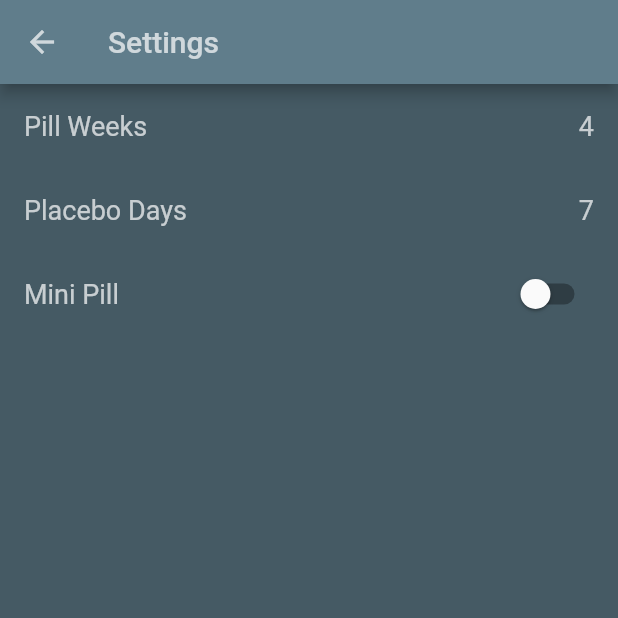
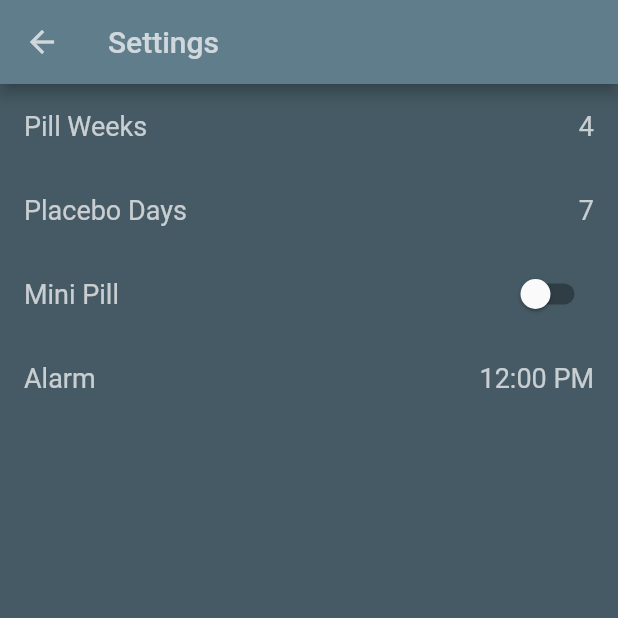
Before and after one commit to briannaAndCo/cycle_less, a Flutter app: the screen it shows after launch, after a tap on the "settings" icon, on a phone screen of 412 x 824 dp, the top half of it. Run offline on Flutter 3.47's test engine with Material 2 defaults, Android fonts, the phone set to English and light mode, and no system bars; our stand-ins replace flutter_time_picker_spinner, shared_preferences, sprintf, sqflite; missing offline and left inert: number_to_words_spelling; accounts and stored records are empty.

Commit message:
Committing alarm setting.

```diff
--- a/lib/app_defaults.dart
+++ b/lib/app_defaults.dart
@@ -1,6 +1,7 @@
 library app_defaults;
 
 import 'package:flutter/material.dart';
+
 import 'widgets/loading_dialog.dart';
 
 Color getPrimarySwatchColor() {
@@ -27,6 +28,10 @@ Color getCardColor() {
   return Colors.black26;
 }
 
+double getPrimaryFontSize() {
+  return 18;
+}
+
 showLoading(context) async {
   // show the dialog
   showDialog(
--- a/lib/main.dart
+++ b/lib/main.dart
@@ -1,29 +1,26 @@
+import 'dart:math';
+
 import 'package:flutter/material.dart';
+import 'package:pill_reminder/data/pressed_pill.dart';
+
+import 'app_defaults.dart' as AppDefaults;
 import 'home_page.dart';
-import 'app_defaults.dart' as AppDefaults;
-import 'package:pill_reminder/data/pressed_pill.dart';
-import 'dart:math';
-import 'package:pill_reminder/data/database_defaults.dart' as DB;
 
 void main() => runApp(MyApp());
 
 class MyApp extends StatelessWidget {
-
   bool first = true;
   // This widget is the root of your application.
   @override
   Widget build(BuildContext context) {
-
-    if(first)
-      {
-        for(PressedPill pill in _getValidContinuousUse21of28NoBreakYet())
-          {
-         //  print("Instering pill " + pill.toString());
+    if (first) {
+      for (PressedPill pill in _getValidContinuousUse21of28NoBreakYet()) {
+        //  print("Instering pill " + pill.toString());
         //   DB.insertPressedPill(pill);
-          //  DB.deleteAllPressedPills();
-          }
-        first = false;
+        //  DB.deleteAllPressedPills();
       }
+      first = false;
+    }
 
     return MaterialApp(
       title: 'Pill Reminder',
@@ -36,13 +33,20 @@ class MyApp extends StatelessWidget {
         primaryTextTheme: TextTheme(
             title: TextStyle(color: AppDefaults.getPrimaryTextColor())),
         textTheme: TextTheme(
-          body1: TextStyle(color: AppDefaults.getPrimaryTextColor(), fontSize: 18),
-          caption: TextStyle(color: AppDefaults.getPrimaryTextColor(),),
-          subhead: TextStyle(color: AppDefaults.getPrimaryTextColor(), fontSize: 18),
+          body1: TextStyle(
+              color: AppDefaults.getPrimaryTextColor(),
+              fontSize: AppDefaults.getPrimaryFontSize()),
+          caption: TextStyle(
+            color: AppDefaults.getPrimaryTextColor(),
+          ),
+          subhead: TextStyle(
+              color: AppDefaults.getPrimaryTextColor(),
+              fontSize: AppDefaults.getPrimaryFontSize()),
         ),
         dialogTheme: DialogTheme(
             titleTextStyle: TextStyle(
-                color: AppDefaults.getPrimarySwatchColor(), fontSize: 18)),
+                color: AppDefaults.getPrimarySwatchColor(),
+                fontSize: AppDefaults.getPrimaryFontSize())),
         inputDecorationTheme: InputDecorationTheme(
             enabledBorder: UnderlineInputBorder(
                 borderSide:
--- /dev/null
+++ b/lib/settings/alarm_setting.dart
@@ -0,0 +1,80 @@
+import 'package:flutter/material.dart';
+import 'package:flutter_time_picker_spinner/flutter_time_picker_spinner.dart';
+import 'package:pill_reminder/settings/settings_widget.dart';
+import 'package:shared_preferences/shared_preferences.dart';
+
+import '../app_defaults.dart' as AppDefaults;
+import 'settings_constants.dart' as SettingsConstants;
+
+class AlarmSetting extends SettingsWidget {
+  AlarmSetting(
+      {Key key,
+      String displayName,
+      TimeOfDay initialValue,
+      String storageName,
+      Function loadData})
+      : super(
+            key: key,
+            displayName: displayName,
+            initialValue: initialValue,
+            storageName: storageName,
+            loadData: loadData);
+
+  @override
+  SettingsWidgetState createState() => _AlarmSettingState();
+}
+
+class _AlarmSettingState extends SettingsWidgetState<AlarmSetting, TimeOfDay> {
+  @override
+  Widget build(BuildContext context) {
+    return ListTile(
+      title: Text(widget.displayName),
+      trailing: Text(currentValue.format(context)),
+      onTap: () {
+        _showUpdateDialog(context);
+      },
+    );
+  }
+
+  _showUpdateDialog(BuildContext context) {
+    DateTime _dateTime;
+
+    Widget timePicker = TimePickerSpinner(
+      is24HourMode: false,
+      normalTextStyle: TextStyle(
+          color: AppDefaults.getCanvasColor(),
+          fontSize: AppDefaults.getPrimaryFontSize()),
+      highlightedTextStyle: TextStyle(
+          color: AppDefaults.getPrimaryTextColor(),
+          fontSize: AppDefaults.getPrimaryFontSize()),
+      onTimeChange: (time) {
+        _dateTime = time;
+      },
+    );
+
+    Widget decoratedBox = DecoratedBox(
+        child: timePicker,
+        decoration: BoxDecoration(
+            border: Border.all(
+          color: AppDefaults.getCanvasColor(),
+          width: 2,
+        )));
+
+    Function onSavePressed = () {
+      setState(() {
+        currentValue = TimeOfDay.fromDateTime(_dateTime);
+      });
+      savePreference(currentValue);
+      Navigator.of(context).pop();
+    };
+
+    showUpdateDialog(context, decoratedBox, onSavePressed);
+  }
+
+  @override
+  savePreference(newValue) async {
+    SharedPreferences prefs = await SharedPreferences.getInstance();
+    prefs.setInt(SettingsConstants.HOURS_ALARM_TIME, currentValue.hour);
+    prefs.setInt(SettingsConstants.MINUTES_ALARM_TIME, currentValue.minute);
+  }
+}
--- a/lib/settings/mini_pill_setting.dart
+++ b/lib/settings/mini_pill_setting.dart
@@ -16,10 +16,10 @@ class MiniPillSetting extends SettingsWidget {
             loadData: loadData);
 
   @override
-  _MiniPillSettingState createState() => _MiniPillSettingState();
+  SettingsWidgetState createState() => _MiniPillSettingState();
 }
 
-class _MiniPillSettingState extends SettingsWidgetState {
+class _MiniPillSettingState extends SettingsWidgetState<MiniPillSetting, bool> {
   @override
   Widget build(BuildContext context) {
     return SwitchListTile(
--- a/lib/settings/number_setting.dart
+++ b/lib/settings/number_setting.dart
@@ -23,7 +23,7 @@ class NumberSetting extends SettingsWidget {
   SettingsWidgetState createState() => _NumberSettingState();
 }
 
-class _NumberSettingState extends SettingsWidgetState<NumberSetting> {
+class _NumberSettingState extends SettingsWidgetState<NumberSetting, int> {
   @override
   Widget build(BuildContext context) {
     return ListTile(
--- a/lib/settings/settings_constants.dart
+++ b/lib/settings/settings_constants.dart
@@ -3,3 +3,5 @@ library settings_constants;
 const String PILL_PACKAGE_WEEKS = "pill_package_weeks";
 const String PLACEBO_DAYS = "placebo_days";
 const String MINI_PILL = "mini_pill";
+const String HOURS_ALARM_TIME = "hours_alarm_time";
+const String MINUTES_ALARM_TIME = "minutes_alarm_time";
--- a/lib/settings/settings_page.dart
+++ b/lib/settings/settings_page.dart
@@ -1,4 +1,5 @@
 import 'package:flutter/material.dart';
+import 'package:pill_reminder/settings/alarm_setting.dart';
 import 'package:pill_reminder/settings/mini_pill_setting.dart';
 import 'package:shared_preferences/shared_preferences.dart';
 
@@ -20,6 +21,7 @@ class _SettingsPageState extends State<SettingsPage> {
   int _pillPackageWeeks;
   int _placeboDays;
   bool _miniPill;
+  TimeOfDay _alarmTime;
 
   @override
   void initState() {
@@ -65,6 +67,12 @@ class _SettingsPageState extends State<SettingsPage> {
                   initialValue: _miniPill,
                   storageName: SettingsConstants.MINI_PILL,
                   loadData: _updateData,
+                ),
+                AlarmSetting(
+                  displayName: "Alarm",
+                  initialValue: _alarmTime,
+                  storageName: "",
+                  loadData: _updateData,
                 )
               ],
             );
@@ -95,6 +103,12 @@ class _SettingsPageState extends State<SettingsPage> {
         (_sharedPrefs.getInt(SettingsConstants.PILL_PACKAGE_WEEKS) ?? 4);
     _placeboDays = (_sharedPrefs.getInt(SettingsConstants.PLACEBO_DAYS) ?? 7);
     _miniPill = (_sharedPrefs.getBool(SettingsConstants.MINI_PILL) ?? false);
+    int alarmHours =
+        (_sharedPrefs.getInt(SettingsConstants.HOURS_ALARM_TIME) ?? 12);
+    int alarmMinutes =
+        (_sharedPrefs.getInt(SettingsConstants.MINUTES_ALARM_TIME) ?? 0);
+    _alarmTime = TimeOfDay(hour: alarmHours, minute: alarmMinutes);
+
     print("set prefs");
   }
 
--- a/lib/settings/settings_widget.dart
+++ b/lib/settings/settings_widget.dart
@@ -16,8 +16,9 @@ abstract class SettingsWidget extends StatefulWidget {
   final Function loadData;
 }
 
-abstract class SettingsWidgetState<T extends SettingsWidget> extends State<T> {
-  dynamic currentValue;
+abstract class SettingsWidgetState<T extends SettingsWidget, V>
+    extends State<T> {
+  V currentValue;
 
   @override
   void initState() {
--- a/pubspec.yaml
+++ b/pubspec.yaml
@@ -24,6 +24,7 @@ dependencies:
   path:
   number_to_words_spelling: ^0.0.5
   sprintf: ^4.0.2
+  flutter_time_picker_spinner: ^1.0.6+1
 
   # The following adds the Cupertino Icons font to your application.
   # Use with the CupertinoIcons class for iOS style icons.
```
